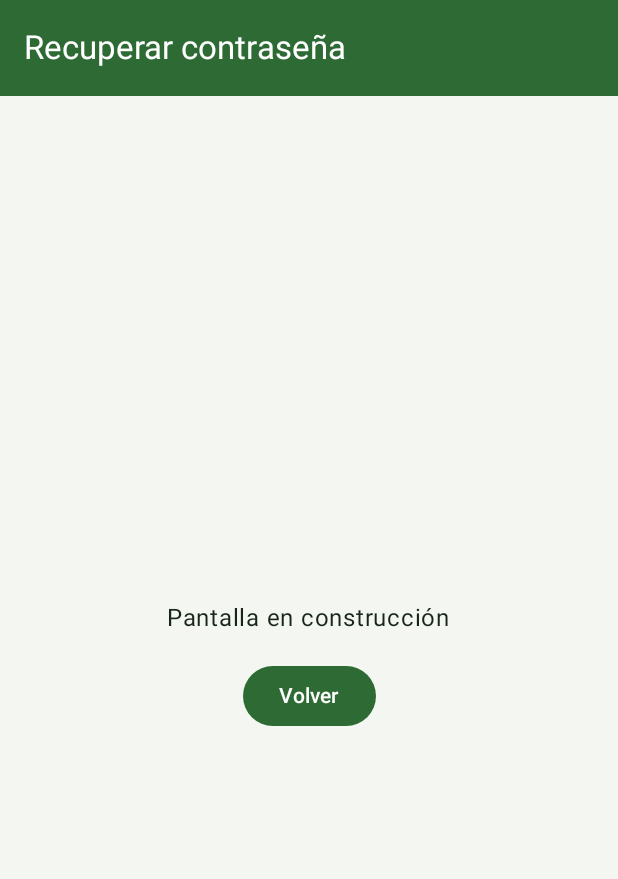
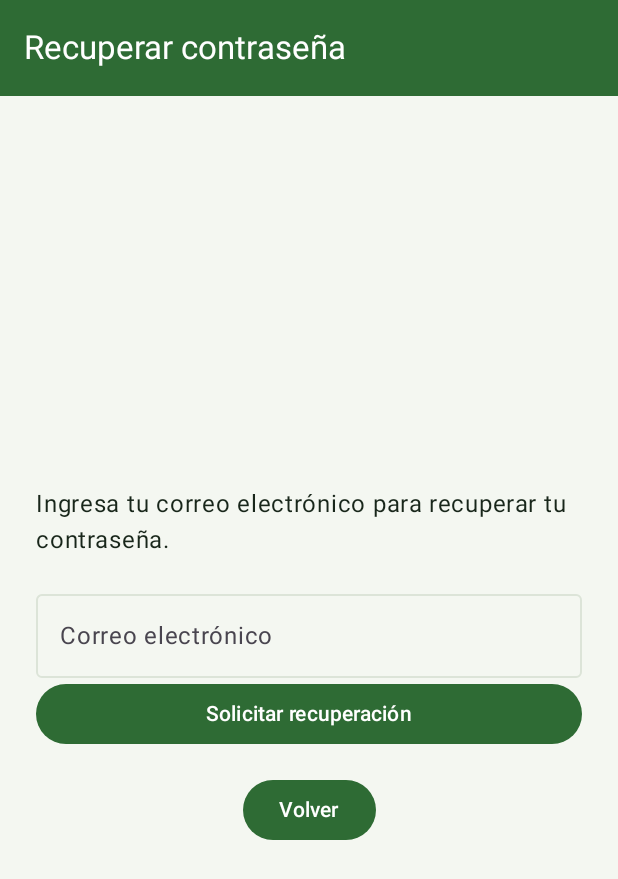
Before and after one commit to matiasfigueroaesc/NutriExpert, an Android app built with Jetpack Compose: the RecuperarScreen screen opened through its navigation route, on a phone screen of 412 x 824 dp. Shown: the top 879 px of the screen. Run offline under Robolectric (Android 15) with nearby library versions, the phone set to English and light mode, and no system bars.

Commit message:
feat: agregue validaciones a recuperar contraseña

```diff
--- a/app/src/main/java/cl/duoc/nutriexpert/ui/views/RecuperarScreen.kt
+++ b/app/src/main/java/cl/duoc/nutriexpert/ui/views/RecuperarScreen.kt
@@ -18,11 +18,25 @@ import androidx.compose.ui.Alignment
 import androidx.compose.ui.Modifier
 import androidx.compose.ui.unit.dp
 import androidx.navigation.NavHostController
+import androidx.compose.material3.OutlinedTextField
+import androidx.compose.foundation.layout.fillMaxWidth
+import androidx.compose.foundation.text.KeyboardOptions
+import androidx.compose.ui.text.input.KeyboardType
+import androidx.compose.runtime.getValue
+import androidx.compose.runtime.mutableStateOf
+import androidx.compose.runtime.remember
+import androidx.compose.runtime.setValue
+import cl.duoc.nutriexpert.utils.esEmailValido
 
 // Placeholder: pantalla "Recuperar contraseña" (pendiente para el equipo)
 @OptIn(ExperimentalMaterial3Api::class)
 @Composable
 fun RecuperarScreen(navController: NavHostController) {
+
+    var correo by remember { mutableStateOf("") }
+    var mensajeError by remember { mutableStateOf("") }
+    var mensajeExito by remember { mutableStateOf("") }
+
     Scaffold(
         topBar = {
             TopAppBar(
@@ -42,7 +56,55 @@ fun RecuperarScreen(navController: NavHostController) {
             horizontalAlignment = Alignment.CenterHorizontally,
             verticalArrangement = Arrangement.Center
         ) {
-            Text("Pantalla en construcción")
+            Text(
+                text = "Ingresa tu correo electrónico para recuperar tu contraseña.",
+                color = MaterialTheme.colorScheme.onBackground
+            )
+
+            Spacer(modifier = Modifier.height(16.dp))
+
+            OutlinedTextField(
+                value = correo,
+                onValueChange = { correo = it },
+                label = { Text("Correo electrónico") },
+                singleLine = true,
+                keyboardOptions = KeyboardOptions(
+                    keyboardType = KeyboardType.Email
+                ),
+                modifier = Modifier.fillMaxWidth()
+            )
+            Button(
+                onClick = {
+                    mensajeError = when {
+                        correo.isBlank() -> "Ingresa tu correo electrónico"
+                        !esEmailValido(correo) -> "El correo no tiene un formato válido"
+                        else -> ""
+                    }
+
+                    mensajeExito = if (mensajeError.isEmpty()) {
+                        "Correo válido. La recuperación de contraseña estará disponible cuando conectemos el servidor."
+                    } else {
+                        ""
+                    }
+                },
+                modifier = Modifier.fillMaxWidth()
+            ) {
+                Text("Solicitar recuperación")
+            }
+
+            if (mensajeError.isNotEmpty()) {
+                Text(
+                    text = mensajeError,
+                    color = MaterialTheme.colorScheme.error
+                )
+            }
+
+            if (mensajeExito.isNotEmpty()) {
+                Text(
+                    text = mensajeExito,
+                    color = MaterialTheme.colorScheme.primary
+                )
+            }
             Spacer(modifier = Modifier.height(16.dp))
             Button(onClick = { navController.popBackStack() }) {
                 Text("Volver")
```
